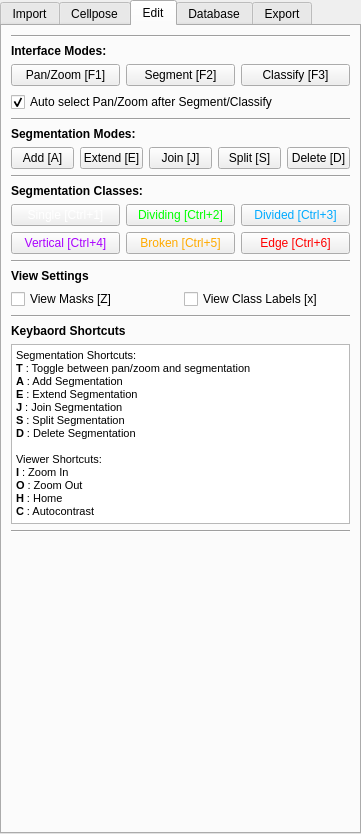
Qt form src/napari_akseg/akseg_ui.ui (piedrro/napari-akseg) before a commit.
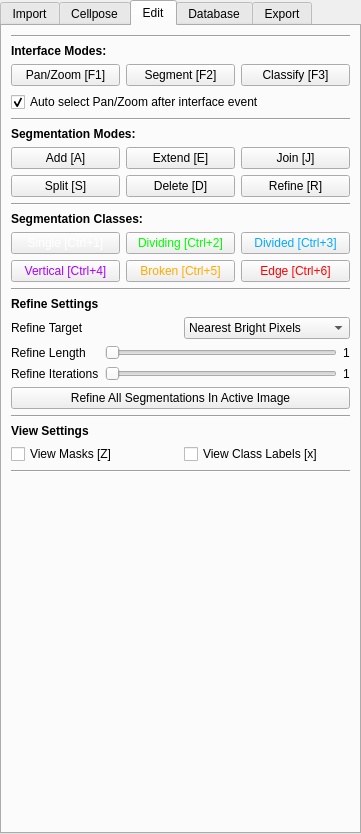
The same form after that commit. The open tabs and pages were chosen to show the change.

Commit message: Added refine function

What changed in the file:
```diff
--- a/src/napari_akseg/akseg_ui.ui
+++ b/src/napari_akseg/akseg_ui.ui
@@ -863,13 +863,6 @@
     </item>
     <item>
      <layout class="QGridLayout" name="gridLayout_3">
-      <item row="0" column="1">
-       <widget class="QPushButton" name="modify_segment">
-        <property name="text">
-         <string>Segment [F2]</string>
-        </property>
-       </widget>
-      </item>
       <item row="0" column="0">
        <widget class="QPushButton" name="modify_panzoom">
         <property name="text">
@@ -884,12 +877,19 @@
         </property>
        </widget>
       </item>
+      <item row="0" column="1">
+       <widget class="QPushButton" name="modify_segment">
+        <property name="text">
+         <string>Segment [F2]</string>
+        </property>
+       </widget>
+      </item>
      </layout>
     </item>
     <item>
      <widget class="QCheckBox" name="modify_auto_panzoom">
       <property name="text">
-       <string>Auto select Pan/Zoom after Segment/Classify</string>
+       <string>Auto select Pan/Zoom after interface event</string>
       </property>
       <property name="checked">
        <bool>true</bool>
@@ -918,13 +918,6 @@
     </item>
     <item>
      <layout class="QGridLayout" name="gridLayout_4">
-      <item row="0" column="4">
-       <widget class="QPushButton" name="modify_delete">
-        <property name="text">
-         <string>Delete [D]</string>
-        </property>
-       </widget>
-      </item>
       <item row="0" column="0">
        <widget class="QPushButton" name="modify_add">
         <property name="text">
@@ -932,6 +925,13 @@
         </property>
        </widget>
       </item>
+      <item row="0" column="1">
+       <widget class="QPushButton" name="modify_extend">
+        <property name="text">
+         <string>Extend [E]</string>
+        </property>
+       </widget>
+      </item>
       <item row="0" column="2">
        <widget class="QPushButton" name="modify_join">
         <property name="text">
@@ -939,17 +939,24 @@
         </property>
        </widget>
       </item>
-      <item row="0" column="3">
+      <item row="1" column="0">
        <widget class="QPushButton" name="modify_split">
         <property name="text">
          <string>Split [S]</string>
         </property>
        </widget>
       </item>
-      <item row="0" column="1">
-       <widget class="QPushButton" name="modify_extend">
+      <item row="1" column="1">
+       <widget class="QPushButton" name="modify_delete">
         <property name="text">
-         <string>Extend [E]</string>
+         <string>Delete [D]</string>
+        </property>
+       </widget>
+      </item>
+      <item row="1" column="2">
+       <widget class="QPushButton" name="modify_refine">
+        <property name="text">
+         <string>Refine [R]</string>
         </property>
        </widget>
       </item>
@@ -1047,6 +1054,116 @@
       </property>
      </widget>
     </item>
+    <item>
+     <widget class="QLabel" name="label_31">
+      <property name="font">
+       <font>
+        <weight>75</weight>
+        <bold>true</bold>
+       </font>
+      </property>
+      <property name="text">
+       <string>Refine Settings</string>
+      </property>
+     </widget>
+    </item>
+    <item>
+     <layout class="QGridLayout" name="gridLayout_12">
+      <item row="0" column="0">
+       <widget class="QLabel" name="label_53">
+        <property name="text">
+         <string>Refine Target</string>
+        </property>
+       </widget>
+      </item>
+      <item row="0" column="1">
+       <widget class="QComboBox" name="refine_mode">
+        <item>
+         <property name="text">
+          <string>Nearest Bright Pixels</string>
+         </property>
+        </item>
+        <item>
+         <property name="text">
+          <string>Nearest Dark Pixels</string>
+         </property>
+        </item>
+       </widget>
+      </item>
+     </layout>
+    </item>
+    <item>
+     <layout class="QGridLayout" name="gridLayout_11">
+      <item row="0" column="2">
+       <widget class="QLabel" name="refine_length_label">
+        <property name="text">
+         <string>1</string>
+        </property>
+       </widget>
+      </item>
+      <item row="1" column="0">
+       <widget class="QLabel" name="label_52">
+        <property name="text">
+         <string>Refine Iterations</string>
+        </property>
+       </widget>
+      </item>
+      <item row="0" column="0">
+       <widget class="QLabel" name="label_46">
+        <property name="text">
+         <string>Refine Length</string>
+        </property>
+       </widget>
+      </item>
+      <item row="1" column="2">
+       <widget class="QLabel" name="refine_iterations_label">
+        <property name="text">
+         <string>1</string>
+        </property>
+       </widget>
+      </item>
+      <item row="1" column="1">
+       <widget class="QSlider" name="refine_iterations_slider">
+        <property name="minimum">
+         <number>1</number>
+        </property>
+        <property name="maximum">
+         <number>5</number>
+        </property>
+        <property name="orientation">
+         <enum>Qt::Horizontal</enum>
+        </property>
+       </widget>
+      </item>
+      <item row="0" column="1">
+       <widget class="QSlider" name="refine_length_slider">
+        <property name="minimum">
+         <number>1</number>
+        </property>
+        <property name="maximum">
+         <number>5</number>
+        </property>
+        <property name="orientation">
+         <enum>Qt::Horizontal</enum>
+        </property>
+       </widget>
+      </item>
+     </layout>
+    </item>
+    <item>
+     <widget class="QPushButton" name="refine_all">
+      <property name="text">
+       <string>Refine All Segmentations In Active Image</string>
+      </property>
+     </widget>
+    </item>
+    <item>
+     <widget class="Line" name="line_10">
+      <property name="orientation">
+       <enum>Qt::Horizontal</enum>
+      </property>
+     </widget>
+    </item>
     <item>
      <widget class="QLabel" name="label_38">
       <property name="font">
@@ -1085,74 +1202,6 @@
       </property>
      </widget>
     </item>
-    <item>
-     <widget class="QLabel" name="label_17">
-      <property name="font">
-       <font>
-        <weight>75</weight>
-        <bold>true</bold>
-       </font>
-      </property>
-      <property name="text">
-       <string>Keybaord Shortcuts</string>
-      </property>
-     </widget>
-    </item>
-    <item>
-     <widget class="QTextEdit" name="textEdit">
-      <property name="sizePolicy">
-       <sizepolicy hsizetype="Preferred" vsizetype="Preferred">
-        <horstretch>0</horstretch>
-        <verstretch>0</verstretch>
-       </sizepolicy>
-      </property>
-      <property name="minimumSize">
-       <size>
-        <width>0</width>
-        <height>180</height>
-       </size>
-      </property>
-      <property name="maximumSize">
-       <size>
-        <width>16777215</width>
-        <height>400</height>
-       </size>
-      </property>
-      <property name="verticalScrollBarPolicy">
-       <enum>Qt::ScrollBarAlwaysOff</enum>
-      </property>
-      <property name="sizeAdjustPolicy">
-       <enum>QAbstractScrollArea::AdjustToContents</enum>
-      </property>
-      <property name="html">
-       <string>&lt;!DOCTYPE HTML PUBLIC &quot;-//W3C//DTD HTML 4.0//EN&quot; &quot;http://www.w3.org/TR/REC-html40/strict.dtd&quot;&gt;
-&lt;html&gt;&lt;head&gt;&lt;meta name=&quot;qrichtext&quot; content=&quot;1&quot; /&gt;&lt;style type=&quot;text/css&quot;&gt;
-p, li { white-space: pre-wrap; }
-&lt;/style&gt;&lt;/head&gt;&lt;body style=&quot; font-family:'MS Shell Dlg 2'; font-size:8.25pt; font-weight:400; font-style:normal;&quot;&gt;
-&lt;p style=&quot; margin-top:0px; margin-bottom:0px; margin-left:0px; margin-right:0px; -qt-block-indent:0; text-indent:0px;&quot;&gt;Segmentation Shortcuts:&lt;/p&gt;
-&lt;p style=&quot; margin-top:0px; margin-bottom:0px; margin-left:0px; margin-right:0px; -qt-block-indent:0; text-indent:0px;&quot;&gt;&lt;span style=&quot; font-weight:600;&quot;&gt;T&lt;/span&gt; : Toggle between pan/zoom and segmentation&lt;/p&gt;
-&lt;p style=&quot; margin-top:0px; margin-bottom:0px; margin-left:0px; margin-right:0px; -qt-block-indent:0; text-indent:0px;&quot;&gt;&lt;span style=&quot; font-weight:600;&quot;&gt;A&lt;/span&gt; : Add Segmentation&lt;/p&gt;
-&lt;p style=&quot; margin-top:0px; margin-bottom:0px; margin-left:0px; margin-right:0px; -qt-block-indent:0; text-indent:0px;&quot;&gt;&lt;span style=&quot; font-weight:600;&quot;&gt;E&lt;/span&gt; : Extend Segmentation&lt;/p&gt;
-&lt;p style=&quot; margin-top:0px; margin-bottom:0px; margin-left:0px; margin-right:0px; -qt-block-indent:0; text-indent:0px;&quot;&gt;&lt;span style=&quot; font-weight:600;&quot;&gt;J&lt;/span&gt; : Join Segmentation&lt;/p&gt;
-&lt;p style=&quot; margin-top:0px; margin-bottom:0px; margin-left:0px; margin-right:0px; -qt-block-indent:0; text-indent:0px;&quot;&gt;&lt;span style=&quot; font-weight:600;&quot;&gt;S&lt;/span&gt; : Split Segmentation&lt;/p&gt;
-&lt;p style=&quot; margin-top:0px; margin-bottom:0px; margin-left:0px; margin-right:0px; -qt-block-indent:0; text-indent:0px;&quot;&gt;&lt;span style=&quot; font-weight:600;&quot;&gt;D&lt;/span&gt; : Delete Segmentation&lt;/p&gt;
-&lt;p style=&quot;-qt-paragraph-type:empty; margin-top:0px; margin-bottom:0px; margin-left:0px; margin-right:0px; -qt-block-indent:0; text-indent:0px;&quot;&gt;&lt;br /&gt;&lt;/p&gt;
-&lt;p style=&quot; margin-top:0px; margin-bottom:0px; margin-left:0px; margin-right:0px; -qt-block-indent:0; text-indent:0px;&quot;&gt;Viewer Shortcuts:&lt;/p&gt;
-&lt;p style=&quot; margin-top:0px; margin-bottom:0px; margin-left:0px; margin-right:0px; -qt-block-indent:0; text-indent:0px;&quot;&gt;&lt;span style=&quot; font-weight:600;&quot;&gt;I&lt;/span&gt; : Zoom In&lt;/p&gt;
-&lt;p style=&quot; margin-top:0px; margin-bottom:0px; margin-left:0px; margin-right:0px; -qt-block-indent:0; text-indent:0px;&quot;&gt;&lt;span style=&quot; font-weight:600;&quot;&gt;O&lt;/span&gt; : Zoom Out&lt;/p&gt;
-&lt;p style=&quot; margin-top:0px; margin-bottom:0px; margin-left:0px; margin-right:0px; -qt-block-indent:0; text-indent:0px;&quot;&gt;&lt;span style=&quot; font-weight:600;&quot;&gt;H&lt;/span&gt; : Home&lt;/p&gt;
-&lt;p style=&quot; margin-top:0px; margin-bottom:0px; margin-left:0px; margin-right:0px; -qt-block-indent:0; text-indent:0px;&quot;&gt;&lt;span style=&quot; font-weight:600;&quot;&gt;C&lt;/span&gt; : Autocontrast&lt;/p&gt;
-&lt;p style=&quot;-qt-paragraph-type:empty; margin-top:0px; margin-bottom:0px; margin-left:0px; margin-right:0px; -qt-block-indent:0; text-indent:0px;&quot;&gt;&lt;br /&gt;&lt;/p&gt;&lt;/body&gt;&lt;/html&gt;</string>
-      </property>
-     </widget>
-    </item>
-    <item>
-     <widget class="Line" name="line_3">
-      <property name="orientation">
-       <enum>Qt::Horizontal</enum>
-      </property>
-     </widget>
-    </item>
     <item>
      <spacer name="verticalSpacer_3">
       <property name="orientation">
```
The commit also changes 4 other files.
